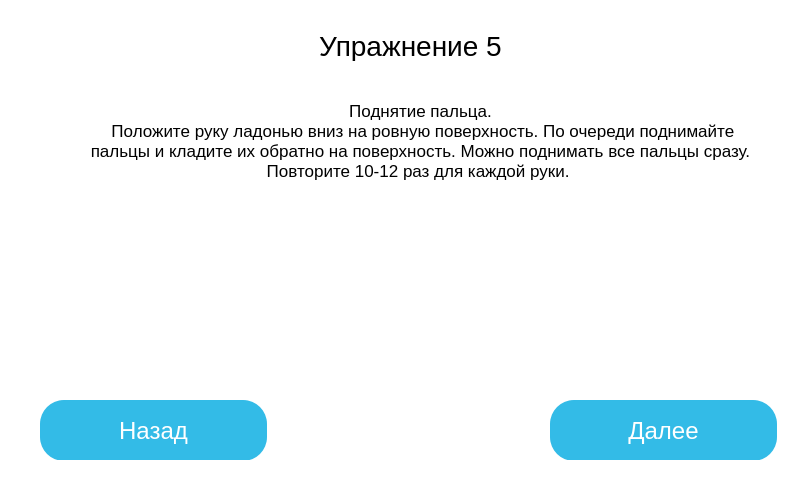
GerrFrog/Muscular-training-apparatus, file gui/window-8.ui: the form before one commit.
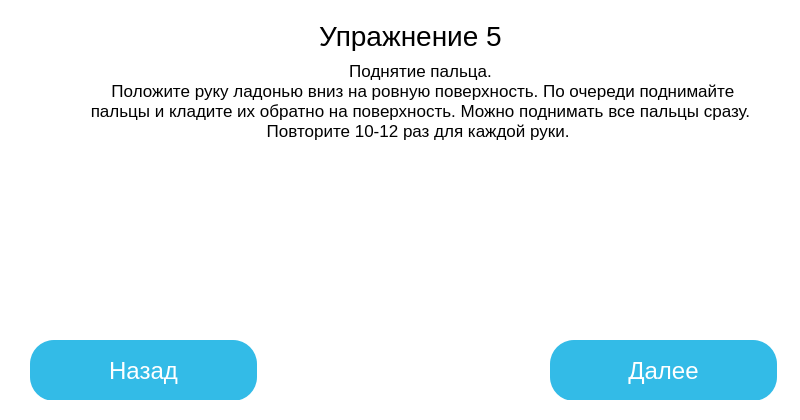
The form after the commit. Icons and pictures are not drawn.

The edit to the form file:
```diff
--- a/gui/window-8.ui
+++ b/gui/window-8.ui
@@ -7,7 +7,7 @@
     <x>0</x>
     <y>0</y>
     <width>800</width>
-    <height>480</height>
+    <height>420</height>
    </rect>
   </property>
   <property name="windowTitle">
@@ -27,7 +27,7 @@
           <property name="geometry">
            <rect>
             <x>280</x>
-            <y>10</y>
+            <y>0</y>
             <width>221</width>
             <height>31</height>
            </rect>
@@ -61,9 +61,9 @@
           <property name="geometry">
            <rect>
             <x>60</x>
-            <y>60</y>
+            <y>40</y>
             <width>681</width>
-            <height>121</height>
+            <height>81</height>
            </rect>
           </property>
           <property name="styleSheet">
@@ -95,8 +95,8 @@
          <widget class="QLabel" name="img_label">
           <property name="geometry">
            <rect>
-            <x>240</x>
-            <y>200</y>
+            <x>250</x>
+            <y>130</y>
             <width>281</width>
             <height>171</height>
            </rect>
@@ -114,8 +114,8 @@
          <widget class="QPushButton" name="previous_pushButton">
           <property name="geometry">
            <rect>
-            <x>20</x>
-            <y>380</y>
+            <x>10</x>
+            <y>320</y>
             <width>227</width>
             <height>61</height>
            </rect>
@@ -147,7 +147,7 @@
           <property name="geometry">
            <rect>
             <x>530</x>
-            <y>380</y>
+            <y>320</y>
             <width>227</width>
             <height>61</height>
            </rect>
```
